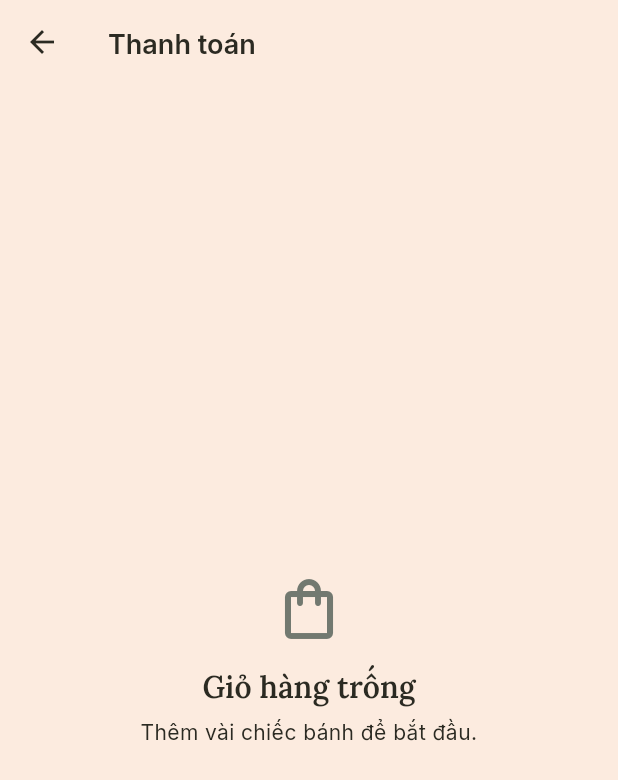
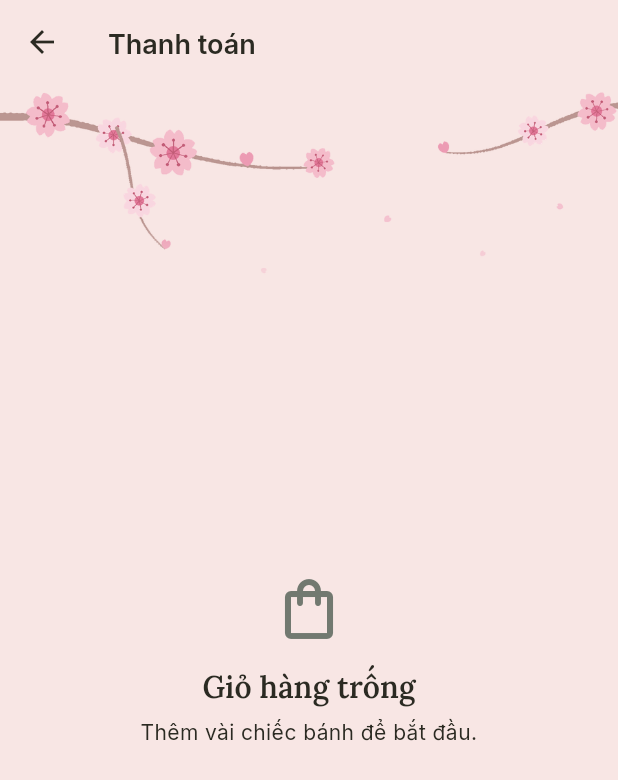
Before and after one commit to viet20121995-droid/banan, a Flutter app: the screen it shows after launch, after a tap on "Đặt hàng", after a tap on "Giao hàng", after a tap on the "shopping basket" icon, on a phone screen of 412 x 824 dp. Shown: the top 780 px of the screen. Run offline on Flutter 3.47's test engine with Material 3 defaults, Android fonts, the phone set to English and light mode, and no system bars; our stand-ins replace dio, equatable, file_picker, fl_chart, flutter_riverpod, flutter_secure_storage and 7 more; missing offline and left inert: dart:html, dart:js_interop; accounts and stored records are empty; network calls fail.

Commit message:
feat(customer): 20/10 "Anh đào hồng phấn" theme, off at 00:00 on 22/10
For Vietnamese Women's Day, matching the two 20/10 banners: a blush page
with sakura line-art under the top bar of every route, a sakura garland
under the home top bar (the hero covers the page art there), rose main
action buttons, view-cart button and product tags, the "Quà 20/10" chip
first and in rose, and a short petal fall when the app opens (skipped with
reduced motion). The brand green stays the primary colour.

Product tag / low-stock badge colours now come from a BananAccents theme
extension; its default is the old crimson and gold, so the merchant,
kitchen and internal apps look the same.

Co-Authored-By: Claude Opus 5.5 <noreply@anthropic.com>

```diff
--- a/apps/banan_customer/lib/app/app.dart
+++ b/apps/banan_customer/lib/app/app.dart
@@ -10,6 +10,7 @@ import 'package:intl/intl.dart';
 
 import '../features/content/cookie_consent.dart';
 import '../features/menu/fullmoon_autumn.dart';
+import '../features/menu/women_day_2010.dart';
 import '../features/push/push_registration.dart';
 import '../shared/realtime_sync.dart';
 import 'analytics.dart';
@@ -38,7 +39,9 @@ class BananCustomerApp extends ConsumerWidget {
     return MaterialApp.router(
       title: 'Banan',
       debugShowCheckedModeBanner: false,
-      theme: BananTheme.light(),
+      theme: womenDay2010Enabled
+          ? womenDay2010Theme(BananTheme.light())
+          : BananTheme.light(),
       darkTheme: BananTheme.dark(),
       // Always render the brand's light theme — ignore the browser/OS dark-mode
       // preference. The storefront is designed light; dark auto-switching washed
@@ -121,6 +124,7 @@ class _CampaignPageBackground extends StatelessWidget {
 
   @override
   Widget build(BuildContext context) {
+    if (womenDay2010Enabled) return WomenDay2010Backdrop(child: child);
     if (!fullmoonAutumnCampaignEnabled) return child;
     return Stack(
       children: [
--- a/apps/banan_customer/lib/features/bundles/bundle_detail_screen.dart
+++ b/apps/banan_customer/lib/features/bundles/bundle_detail_screen.dart
@@ -144,15 +144,15 @@ class _BundleBody extends ConsumerWidget {
               padding: const EdgeInsets.symmetric(horizontal: 8, vertical: 4),
               decoration: BoxDecoration(
                 borderRadius: BananRadii.rPill,
-                color: BananColors.accent.withValues(alpha: 0.15),
+                color: BananAccents.of(context).alert.withValues(alpha: 0.15),
                 border: Border.all(
-                  color: BananColors.accent.withValues(alpha: 0.5),
+                  color: BananAccents.of(context).alert.withValues(alpha: 0.5),
                 ),
               ),
-              child: const Text(
+              child: Text(
                 'COMBO',
                 style: TextStyle(
-                  color: BananColors.accent,
+                  color: BananAccents.of(context).alert,
                   fontWeight: FontWeight.w800,
                   letterSpacing: 0.8,
                   fontSize: 11,
--- a/apps/banan_customer/lib/features/bundles/bundle_strip.dart
+++ b/apps/banan_customer/lib/features/bundles/bundle_strip.dart
@@ -177,7 +177,7 @@ class _BundleCard extends StatelessWidget {
                               horizontal: 8, vertical: 4,),
                           decoration: BoxDecoration(
                             borderRadius: BananRadii.rPill,
-                            color: BananColors.accent.withValues(alpha: 0.92),
+                            color: BananAccents.of(context).alert.withValues(alpha: 0.92),
                           ),
                           child: const Text(
                             'COMBO',
--- a/apps/banan_customer/lib/features/menu/menu_screen.dart
+++ b/apps/banan_customer/lib/features/menu/menu_screen.dart
@@ -28,6 +28,7 @@ import 'menu_controller.dart';
 import 'promo_popup_dialog.dart';
 import 'pwa_install.dart';
 import 'section_header.dart';
+import 'women_day_2010.dart';
 
 final _wholesaleAccessProvider = FutureProvider.autoDispose<bool>((ref) async {
   final result = await ref.watch(wholesaleApiProvider).access();
@@ -110,12 +111,16 @@ class MenuScreen extends ConsumerWidget {
                 isGuest: isGuest,
                 unread: unread,
               ),
-        bottom: fullmoonAutumnCampaignEnabled
-            ? const PreferredSize(
-                preferredSize: Size.fromHeight(30),
-                child: _FullmoonAutumnAnnouncement(),
+        bottom: womenDay2010Enabled
+            ? WomenDay2010Garland(
+                height: MediaQuery.sizeOf(context).width < 700 ? 44 : 56,
               )
-            : null,
+            : fullmoonAutumnCampaignEnabled
+                ? const PreferredSize(
+                    preferredSize: Size.fromHeight(30),
+                    child: _FullmoonAutumnAnnouncement(),
+                  )
+                : null,
       ),
       // Floating "View cart" button — shows up the moment the cart isn't
       // empty, so the customer can jump straight to checkout without
@@ -855,11 +860,19 @@ class _CategoryChips extends ConsumerWidget {
         selected: selectedId == null,
         onTap: () => onSelect(null),
       ),
-      ...categories.map(
+      ...[
+        // While the 20/10 theme runs, the gift-set category comes first.
+        for (final c in categories)
+          if (womenDay2010Enabled && c.slug == womenDay2010CategorySlug) c,
+        for (final c in categories)
+          if (!(womenDay2010Enabled && c.slug == womenDay2010CategorySlug)) c,
+      ].map(
         (c) => _Chip(
           label: c.name,
           selected: selectedId == c.id,
           onTap: () => onSelect(c.id),
+          highlight:
+              womenDay2010Enabled && c.slug == womenDay2010CategorySlug,
         ),
       ),
     ];
@@ -902,11 +915,15 @@ class _Chip extends StatelessWidget {
     required this.label,
     required this.selected,
     required this.onTap,
+    this.highlight = false,
   });
 
   final String label;
   final bool selected;
   final VoidCallback onTap;
+
+  /// Seasonal pick (the 20/10 gift sets): rose outline and label.
+  final bool highlight;
 
   @override
   Widget build(BuildContext context) {
@@ -916,6 +933,18 @@ class _Chip extends StatelessWidget {
       onSelected: (_) => onTap(),
       visualDensity: VisualDensity.compact,
       materialTapTargetSize: MaterialTapTargetSize.shrinkWrap,
+      backgroundColor: highlight ? WomenDay2010Colors.roseSoft : null,
+      selectedColor: highlight ? WomenDay2010Colors.roseSoft : null,
+      checkmarkColor: highlight ? WomenDay2010Colors.rose : null,
+      side: highlight
+          ? const BorderSide(color: WomenDay2010Colors.rose)
+          : null,
+      labelStyle: highlight
+          ? const TextStyle(
+              color: WomenDay2010Colors.rose,
+              fontWeight: FontWeight.w700,
+            )
+          : null,
     );
   }
 }
--- /dev/null
+++ b/apps/banan_customer/lib/features/menu/women_day_2010.dart
@@ -0,0 +1,336 @@
+import 'dart:math' as math;
+
+import 'package:banan_design_system/banan_design_system.dart';
+import 'package:flutter/material.dart';
+
+/// Vietnamese Women's Day (20/10) look — "Anh đào hồng phấn": a blush page,
+/// sakura line-art under the top bar of every route, rose action buttons and
+/// tags, and a short petal fall when the app opens. Off from 00:00 on
+/// 22/10/2026 (Vietnam time); the app is back to its usual colours.
+bool get womenDay2010Enabled =>
+    DateTime.now().toUtc().isBefore(DateTime.utc(2026, 10, 21, 17));
+
+const womenDay2010TopArt = 'assets/campaigns/women-day-2010-top.png';
+const womenDay2010TopArtNarrow =
+    'assets/campaigns/women-day-2010-top-narrow.png';
+
+/// The gift-set category: its chip leads the list and is drawn in rose.
+const womenDay2010CategorySlug = 'qua-20-10';
+
+abstract final class WomenDay2010Colors {
+  static const page = Color(0xFFF8E6E4);
+  static const surface = Color(0xFFFFF8F7);
+  static const rose = Color(0xFFC4507A);
+  static const roseSoft = Color(0xFFFBE0E8);
+  static const outline = Color(0xFFEFCFD3);
+  static const petal = Color(0xFFF2B4C6);
+}
+
+/// [base] recoloured for the campaign. The brand green stays the primary
+/// colour (prices, selections, links); only the page, surfaces, borders,
+/// main action buttons and tags turn pink.
+ThemeData womenDay2010Theme(ThemeData base) {
+  const page = WomenDay2010Colors.page;
+  const surface = WomenDay2010Colors.surface;
+  const rose = WomenDay2010Colors.rose;
+  const outline = WomenDay2010Colors.outline;
+  final roseUnlessDisabled = WidgetStateProperty.resolveWith<Color?>(
+    (s) => s.contains(WidgetState.disabled) ? null : rose,
+  );
+  final whiteUnlessDisabled = WidgetStateProperty.resolveWith<Color?>(
+    (s) => s.contains(WidgetState.disabled) ? null : Colors.white,
+  );
+  OutlineInputBorder? recolour(InputBorder? b) => b is OutlineInputBorder
+      ? b.copyWith(borderSide: b.borderSide.copyWith(color: outline))
+      : null;
+  final input = base.inputDecorationTheme;
+  final cardShape = base.cardTheme.shape;
+
+  return base.copyWith(
+    colorScheme: base.colorScheme.copyWith(surface: surface),
+    appBarTheme: base.appBarTheme.copyWith(backgroundColor: page),
+    cardTheme: base.cardTheme.copyWith(
+      color: surface,
+      shape: cardShape is RoundedRectangleBorder
+          ? cardShape.copyWith(side: cardShape.side.copyWith(color: outline))
+          : cardShape,
+    ),
+    inputDecorationTheme: input.copyWith(
+      fillColor: surface,
+      border: recolour(input.border) ?? input.border,
+      enabledBorder: recolour(input.enabledBorder) ?? input.enabledBorder,
+    ),
+    elevatedButtonTheme: ElevatedButtonThemeData(
+      style: (base.elevatedButtonTheme.style ?? const ButtonStyle()).copyWith(
+        backgroundColor: roseUnlessDisabled,
+        foregroundColor: whiteUnlessDisabled,
+      ),
+    ),
+    outlinedButtonTheme: OutlinedButtonThemeData(
+      style: (base.outlinedButtonTheme.style ?? const ButtonStyle()).copyWith(
+        side: const WidgetStatePropertyAll(BorderSide(color: outline)),
+      ),
+    ),
+    floatingActionButtonTheme: base.floatingActionButtonTheme.copyWith(
+      backgroundColor: rose,
+      foregroundColor: Colors.white,
+    ),
+    dividerTheme: base.dividerTheme.copyWith(color: outline),
+    navigationBarTheme: base.navigationBarTheme.copyWith(
+      backgroundColor: surface,
+    ),
+    extensions: [
+      for (final e in base.extensions.values)
+        if (e is! BananAccents) e,
+      const BananAccents(alert: rose, tag: rose),
+    ],
+  );
+}
+
+/// Blush page with the sakura art just under the top bar, and the petal fall
+/// over everything for its few seconds.
+class WomenDay2010Backdrop extends StatelessWidget {
+  const WomenDay2010Backdrop({required this.child, super.key});
+
+  final Widget child;
+
+  @override
+  Widget build(BuildContext context) {
+    final mq = MediaQuery.of(context);
+    final narrow = mq.size.width < 700;
+    return ColoredBox(
+      color: WomenDay2010Colors.page,
+      child: Stack(
+        children: [
+          Positioned(
+            top: mq.padding.top + kToolbarHeight,
+            left: 0,
+            right: 0,
+            child: IgnorePointer(
+              child: Image.asset(
+                narrow ? womenDay2010TopArtNarrow : womenDay2010TopArt,
+                fit: BoxFit.fitWidth,
+                alignment: Alignment.topCenter,
+                excludeFromSemantics: true,
+              ),
+            ),
+          ),
+          child,
+          if (!mq.disableAnimations)
+            const Positioned.fill(
+              child: IgnorePointer(child: _PetalFall()),
+            ),
+        ],
+      ),
+    );
+  }
+}
+
+/// A dozen petals drift down once when the app opens, then the layer is gone.
+class _PetalFall extends StatefulWidget {
+  const _PetalFall();
+
+  @override
+  State<_PetalFall> createState() => _PetalFallState();
+}
+
+class _PetalFallState extends State<_PetalFall>
+    with SingleTickerProviderStateMixin {
+  late final AnimationController _c = AnimationController(
+    vsync: this,
+    duration: const Duration(seconds: 9),
+  )
+    ..addStatusListener((s) {
+      if (s == AnimationStatus.completed && mounted) setState(() {});
+    })
+    ..forward();
+
+  static final _petals = List.generate(12, (i) {
+    final r = math.Random(2010 + i);
+    return (
+      x: r.nextDouble(),
+      delay: r.nextDouble() * 0.45,
+      size: 8 + r.nextDouble() * 7,
+      sway: 18 + r.nextDouble() * 30,
+      spin: (r.nextDouble() - 0.5) * 8,
+      phase: r.nextDouble() * math.pi * 2,
+    );
+  });
+
+  @override
+  void dispose() {
+    _c.dispose();
+    super.dispose();
+  }
+
+  @override
+  Widget build(BuildContext context) {
+    if (_c.isCompleted) return const SizedBox.shrink();
+    return RepaintBoundary(
+      child: CustomPaint(painter: _PetalPainter(_c, _petals)),
+    );
+  }
+}
+
+class _PetalPainter extends CustomPainter {
+  _PetalPainter(this.t, this.petals) : super(repaint: t);
+
+  final Animation<double> t;
+  final List<
+      ({
+        double x,
+        double delay,
+        double size,
+        double sway,
+        double spin,
+        double phase
+      })> petals;
+
+  @override
+  void paint(Canvas canvas, Size size) {
+    final paint = Paint();
+    for (final p in petals) {
+      final k = ((t.value - p.delay) / (1 - p.delay)).clamp(0.0, 1.0);
+      if (k <= 0) continue;
+      final y = -20 + k * size.height * 0.85;
+      final x = p.x * size.width + math.sin(k * 6 + p.phase) * p.sway;
+      final fade = k > 0.75 ? (1 - k) / 0.25 : 1.0;
+      paint.color = WomenDay2010Colors.petal.withValues(alpha: 0.85 * fade);
+      canvas
+        ..save()
+        ..translate(x, y)
+        ..rotate(p.phase + k * p.spin)
+        ..drawPath(_petal(p.size), paint)
+        ..restore();
+    }
+  }
+
+  /// A notched sakura petal, point down.
+  static Path _petal(double s) => Path()
+    ..moveTo(0, s)
+    ..cubicTo(-s * 0.75, s * 0.45, -s * 0.7, -s * 0.55, -s * 0.22, -s)
+    ..lineTo(0, -s * 0.72)
+    ..lineTo(s * 0.22, -s)
+    ..cubicTo(s * 0.7, -s * 0.55, s * 0.75, s * 0.45, 0, s)
+    ..close();
+
+  @override
+  bool shouldRepaint(_PetalPainter old) => false;
+}
+
+/// A sakura branch across the width, under the home page's top bar — the
+/// home hero covers most of the page art, so the season shows here too.
+class WomenDay2010Garland extends StatelessWidget
+    implements PreferredSizeWidget {
+  const WomenDay2010Garland({required this.height, super.key});
+
+  final double height;
+
+  @override
+  Size get preferredSize => Size.fromHeight(height);
+
+  @override
+  Widget build(BuildContext context) => SizedBox(
+        height: height,
+        width: double.infinity,
+        child: const CustomPaint(painter: _GarlandPainter()),
+      );
+}
+
+class _GarlandPainter extends CustomPainter {
+  const _GarlandPainter();
+
+  static const _branch = Color(0x8C9C6E68);
+  static const _petal = Color(0xF2F4B8C9);
+  static const _petalLight = Color(0xF2FAD6E0);
+  static const _core = Color(0xFFE27094);
+  static const _stamen = Color(0xFFBE506E);
+
+  double _y(double x, Size s) =>
+      s.height * 0.42 + s.height * 0.16 * math.sin(x / 190 * math.pi);
+
+  @override
+  void paint(Canvas canvas, Size size) {
+    final branch = Path()..moveTo(-10, _y(-10, size));
+    for (var x = -10.0; x <= size.width + 10; x += 6) {
+      branch.lineTo(x, _y(x, size));
+    }
+    canvas.drawPath(
+      branch,
+      Paint()
+        ..color = _branch
+        ..style = PaintingStyle.stroke
+        ..strokeWidth = 2
+        ..strokeCap = StrokeCap.round,
+    );
+
+    final r = math.Random(2010);
+    final step = size.width < 700 ? 74.0 : 96.0;
+    final radius = size.height * 0.27;
+    var i = 0;
+    for (var x = 18.0; x < size.width; x += step * (0.8 + r.nextDouble() * 0.4)) {
+      final y = _y(x, size) + (r.nextDouble() - 0.5) * size.height * 0.18;
+      if (i % 4 == 3) {
+        // a hanging bud on a short twig
+        final end = Offset(x + 8, y + size.height * 0.28);
+        canvas
+          ..drawLine(
+            Offset(x, _y(x, size)),
+            end,
+            Paint()
+              ..color = _branch
+              ..strokeWidth = 1.2,
+          )
+          ..save()
+          ..translate(end.dx, end.dy)
+          ..drawPath(_PetalPainter._petal(radius * 0.42), Paint()..color = _core)
+          ..restore();
+      } else {
+        _blossom(
+          canvas,
+          Offset(x, y),
+          radius * (0.8 + r.nextDouble() * 0.35),
+          r.nextDouble() * math.pi,
+          light: i.isOdd,
+        );
+      }
+      i++;
+    }
+  }
+
+  void _blossom(Canvas c, Offset at, double r, double rot, {bool light = false}) {
+    final petal = Paint()..color = light ? _petalLight : _petal;
+    // _PetalPainter._petal points down from its centre; push it out from
+    // the flower centre so five of them form the bloom.
+    final shape = _PetalPainter._petal(r * 0.5);
+    c
+      ..save()
+      ..translate(at.dx, at.dy)
+      ..rotate(rot);
+    for (var k = 0; k < 5; k++) {
+      c
+        ..save()
+        ..rotate(k * 2 * math.pi / 5)
+        ..translate(0, -r * 0.5)
+        ..rotate(math.pi)
+        ..drawPath(shape, petal)
+        ..restore();
+    }
+    final stamen = Paint()
+      ..color = _stamen
+      ..strokeWidth = 0.8;
+    for (var k = 0; k < 6; k++) {
+      final a = k * 2 * math.pi / 6 + 0.3;
+      final tip = Offset(math.cos(a) * r * 0.42, math.sin(a) * r * 0.42);
+      c
+        ..drawLine(Offset.zero, tip, stamen)
+        ..drawCircle(tip, r * 0.05, stamen);
+    }
+    c
+      ..drawCircle(Offset.zero, r * 0.2, Paint()..color = _core)
+      ..restore();
+  }
+
+  @override
+  bool shouldRepaint(_GarlandPainter old) => false;
+}
--- a/apps/banan_customer/lib/features/product_detail/product_detail_screen.dart
+++ b/apps/banan_customer/lib/features/product_detail/product_detail_screen.dart
@@ -494,25 +494,25 @@ class _Details extends StatelessWidget {
               vertical: 6,
             ),
             decoration: BoxDecoration(
-              color: BananColors.accent.withValues(alpha: 0.12),
+              color: BananAccents.of(context).alert.withValues(alpha: 0.12),
               borderRadius: BananRadii.rPill,
               border: Border.all(
-                color: BananColors.accent.withValues(alpha: 0.5),
+                color: BananAccents.of(context).alert.withValues(alpha: 0.5),
               ),
             ),
             child: Row(
               mainAxisSize: MainAxisSize.min,
               children: [
-                const Icon(
+                Icon(
                   Icons.local_fire_department_outlined,
                   size: 16,
-                  color: BananColors.accent,
+                  color: BananAccents.of(context).alert,
                 ),
                 const SizedBox(width: 6),
                 Text(
                   s.almostGone(product.totalLimitedStock ?? 0),
-                  style: const TextStyle(
-                    color: BananColors.accent,
+                  style: TextStyle(
+                    color: BananAccents.of(context).alert,
                     fontSize: 12,
                     fontWeight: FontWeight.w700,
                   ),
--- a/packages/design_system/lib/src/theme/banan_theme.dart
+++ b/packages/design_system/lib/src/theme/banan_theme.dart
@@ -70,6 +70,7 @@ class BananTheme {
     return ThemeData(
       useMaterial3: true,
       colorScheme: colorScheme,
+      extensions: const [BananAccents.brand],
       // Transparent so the app-root washi/seigaiha background shows through
       // on every screen (the page colour is painted by the root background
       // widget in each app's MaterialApp builder).
@@ -160,3 +161,32 @@ class BananTheme {
     );
   }
 }
+
+/// Badge colours a seasonal theme may swap: [alert] for low-stock / sale
+/// badges, [tag] for product tags ("Mới", seasonal). Defaults to the brand's
+/// crimson and gold.
+@immutable
+class BananAccents extends ThemeExtension<BananAccents> {
+  const BananAccents({required this.alert, required this.tag});
+
+  final Color alert;
+  final Color tag;
+
+  static const brand =
+      BananAccents(alert: BananColors.accent, tag: BananColors.gold);
+
+  static BananAccents of(BuildContext context) =>
+      Theme.of(context).extension<BananAccents>() ?? brand;
+
+  @override
+  BananAccents copyWith({Color? alert, Color? tag}) =>
+      BananAccents(alert: alert ?? this.alert, tag: tag ?? this.tag);
+
+  @override
+  BananAccents lerp(BananAccents? other, double t) => other == null
+      ? this
+      : BananAccents(
+          alert: Color.lerp(alert, other.alert, t)!,
+          tag: Color.lerp(tag, other.tag, t)!,
+        );
+}
--- a/packages/design_system/lib/src/widgets/cards/product_card.dart
+++ b/packages/design_system/lib/src/widgets/cards/product_card.dart
@@ -1,6 +1,7 @@
 import 'package:flutter/material.dart';
 import 'package:intl/intl.dart';
 
+import '../../theme/banan_theme.dart';
 import '../../tokens/colors.dart';
 import '../../tokens/radii.dart';
 import '../../tokens/spacing.dart';
@@ -119,7 +120,7 @@ class ProductCard extends StatelessWidget {
                         left: BananSpacing.sm,
                         child: _Tag(
                           label: seasonalLabel,
-                          color: BananColors.gold,
+                          color: BananAccents.of(context).tag,
                         ),
                       ),
                     if (unavailable || soldOut)
@@ -150,7 +151,9 @@ class ProductCard extends StatelessWidget {
                             vertical: 4,
                           ),
                           decoration: BoxDecoration(
-                            color: BananColors.accent.withValues(alpha: 0.95),
+                            color: BananAccents.of(context)
+                                .alert
+                                .withValues(alpha: 0.95),
                             borderRadius: BananRadii.rPill,
                           ),
                           child: Text(
@@ -333,7 +336,7 @@ class _MiniTag extends StatelessWidget {
       padding: const EdgeInsets.symmetric(horizontal: 6, vertical: 2),
       decoration: BoxDecoration(
         borderRadius: BananRadii.rPill,
-        color: BananColors.gold.withValues(alpha: 0.14),
+        color: BananAccents.of(context).tag.withValues(alpha: 0.14),
       ),
       child: Text(
         label,
```
Also changed, not shown: apps/banan_customer/assets/campaigns/women-day-2010-top-narrow.png (added), apps/banan_customer/assets/campaigns/women-day-2010-top.png (added).
